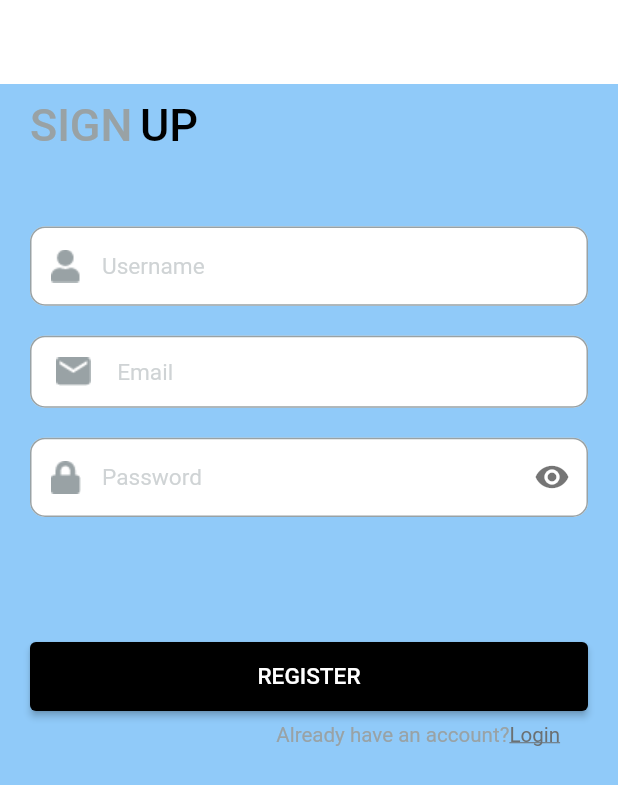
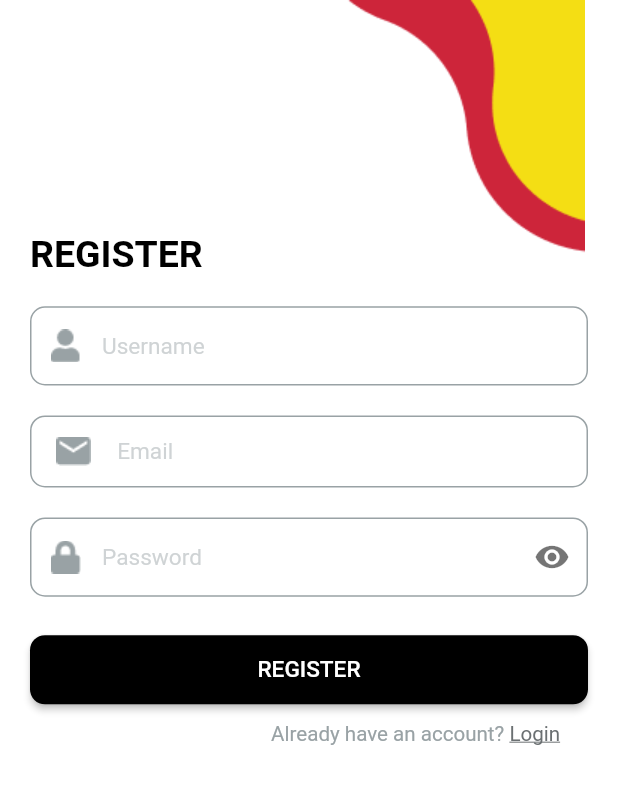
Before and after one commit to WalaaAlshaikh/ComicToonFlutter, a Flutter app: the screen it shows after launch, after a tap on "LOG IN", after a tap on "Register", on a phone screen of 412 x 824 dp. Shown: the top 785 px of the screen. Run offline on Flutter 3.47's test engine with Material 2 defaults, Android fonts, the phone set to English and light mode, and no system bars; our stand-ins replace cloud_firestore, firebase_auth, firebase_core, firebase_storage, get, get_storage and 3 more; accounts and stored records are empty.

Commit message:
finishing the layout of the login and register pages

```diff
--- a/lib/views/screens/auth/forgot_password.dart
+++ b/lib/views/screens/auth/forgot_password.dart
@@ -19,7 +19,7 @@ class ForgetPass extends StatelessWidget {
   Widget build(BuildContext context) {
     return SafeArea(child:
     Scaffold(
-      backgroundColor: context.theme.backgroundColor,
+      backgroundColor:Colors.white,
       appBar: AppBar(backgroundColor: Get.isDarkMode ? Colors.black :Colors.white ,
       centerTitle: true,
       elevation: 0,
@@ -37,21 +37,21 @@ class ForgetPass extends StatelessWidget {
         child:  Padding(
           padding: EdgeInsets.symmetric(horizontal: 20,),
           child: Column(
+            mainAxisAlignment: MainAxisAlignment.center,
             children: [
               Align(
                 alignment: Alignment.centerRight,
                 child: IconButton(onPressed: (){
                   Get.back();
                 },
-                icon: Icon(Icons.close_rounded, color: Colors.white,),),
+                icon: Icon(Icons.close_rounded, color: Colors.black,),),
               ),
               const SizedBox(height: 20,),
               Text("If you want to recover your account, then please provide your email below ..",
                 textAlign: TextAlign.center,
                 style:TextStyle(color:  Get.isDarkMode ?Colors.white :Colors.black ) ,),
               const SizedBox(height: 30,),
-              Image.asset("assets/images/forgetpass copy.png" ,width: 250, ),
-              const SizedBox(height: 50,),
+
 
               AuthTextFromField(
                 controller: emailController,
@@ -68,7 +68,7 @@ class ForgetPass extends StatelessWidget {
                 hintText: 'Email',
 
               ),
-              const SizedBox(height: 50,),
+              const SizedBox(height: 20,),
 
               GetBuilder<AuthController>(builder: (_){
 
--- a/lib/views/screens/auth/login.dart
+++ b/lib/views/screens/auth/login.dart
@@ -23,13 +23,12 @@ class LoginScreen extends StatelessWidget {
     return SafeArea(
       child: Scaffold(
         backgroundColor: Colors.white,
-        appBar: AppBar(
-          backgroundColor: Get.isDarkMode ? Colors.grey.shade700 : Colors.white,
-          elevation: 0,
-        ),
 
-        body: SingleChildScrollView(
-          child: Column(
+
+        body: Stack(
+          children: [
+            Positioned(child: Image.asset("assets/images/Colors.png",fit: BoxFit.fill,),left: 112,),
+            Column(
               children: [
                 SizedBox(
                   width: double.infinity,
@@ -43,7 +42,7 @@ class LoginScreen extends StatelessWidget {
                         children: [
                          const Align(alignment: Alignment.centerLeft,child: TextUtils(text: "LOGIN", color: Colors.black, fontWeight: FontWeight.bold, fontSize: 25)),
                           const SizedBox(
-                          height: 10,
+                            height: 20,
                           ),
                           AuthTextFromField(
                             controller: emailController,
@@ -102,15 +101,15 @@ class LoginScreen extends StatelessWidget {
                             alignment: Alignment.centerRight,
                             child: TextButton(
                                 onPressed: () {
-                                // Get.toNamed(Routes.forgotPassScreen);
+                                   Get.toNamed(Routes.forgotPasswordScreen);
                                 },
                                 child: TextUtils(
                                     text: "Forgot password?",
                                     fontWeight: FontWeight.normal,
-                                  fontSize: 14,
+                                    fontSize: 12,
                                     color: Get.isDarkMode
                                         ? Colors.white
-                                      : Colors.black)),
+                                        : Colors.grey)),
                           ),
                           const SizedBox(
                             height: 10,
@@ -127,6 +126,12 @@ class LoginScreen extends StatelessWidget {
                                   controller.loginUsingFierbase(
                                       email: email, password: password);
                                 }
+                                showDialog(
+                                  context: context,
+                                  builder: (context) {
+                                    return const Center(child: CircularProgressIndicator());
+                                  },
+                                );
                               },
                             );
                           }),
@@ -157,6 +162,7 @@ class LoginScreen extends StatelessWidget {
 
               ],
             ),
+          ],
         ),
       ),
     );
--- a/lib/views/screens/auth/register.dart
+++ b/lib/views/screens/auth/register.dart
@@ -28,15 +28,13 @@ class RegisterScreen extends StatelessWidget {
   @override
   Widget build(BuildContext context) {
     return  SafeArea(
-        child: Scaffold(
-          backgroundColor: context.theme.backgroundColor,
-          appBar: AppBar(
-            backgroundColor:Get.isDarkMode? Colors.grey.shade700: Colors.white ,
-            elevation: 0,
-          ),
+      child: Scaffold(
+        backgroundColor: Colors.white,
 
-          body: SingleChildScrollView(
-            child: Column(
+        body: Stack(
+          children: [
+            Positioned(child: Image.asset("assets/images/Colors.png",fit: BoxFit.fill,),left: 112,),
+            Column(
               children: [
                 SizedBox(
                   width:double.infinity,
@@ -46,23 +44,13 @@ class RegisterScreen extends StatelessWidget {
                   child: Form(
                     key:formKey ,
                     child: Column(
+                      mainAxisAlignment: MainAxisAlignment.center,
+
                       children: [
-                        Row(
-                          children:  [
-                            TextUtils(
-                                text: "SIGN",
-                                fontWeight: FontWeight.w500,
-                                fontSize: 30,
-                                color: Get.isDarkMode ?mainColor : mainColor),
-                            SizedBox(width: 5,),
-                            TextUtils(
-                                text: "UP",
-                                fontWeight: FontWeight.w500,
-                                fontSize: 30,
-                                color: Get.isDarkMode ?Colors.white: Colors.black),
-                          ],
+                        const Align(alignment: Alignment.centerLeft,child: TextUtils(text: "REGISTER", color: Colors.black, fontWeight: FontWeight.bold, fontSize: 25)),
+                        const SizedBox(
+                          height: 20,
                         ),
-                        const SizedBox(height: 50,),
                         AuthTextFromField(
                           controller: nameController,
                           maxLines: 1,
@@ -124,7 +112,7 @@ class RegisterScreen extends StatelessWidget {
 
                               );
                             } ),
-                       SizedBox(height: 10.h,),
+                       SizedBox(height: 3.h,),
 
                        GetBuilder<AuthController>(builder: (_){
                          return  AuthButton(
@@ -142,15 +130,22 @@ class RegisterScreen extends StatelessWidget {
 
 
                              }
+                             showDialog(
+                               context: context,
+                               builder: (context) {
+                                 return const Center(child: CircularProgressIndicator());
+                               },
+                             );
 
                          }
                          ,);
                        }),
+                        SizedBox(height: 0.5.h,),
                         Align(
                           alignment: Alignment.centerRight,
                           child:
                           Container_Under(
-                            text: "Already have an account?",
+                            text: "Already have an account? ",
                             onPressed: () {
                               Get.offNamed(Routes.loginScreen);
                             },
@@ -164,9 +159,11 @@ class RegisterScreen extends StatelessWidget {
 
               ],
             ),
-          ),
+          ],
+        ),
 
 
-        ),);
+      ),
+    );
   }
 }
--- a/lib/views/widgets/auth/auth_button.dart
+++ b/lib/views/widgets/auth/auth_button.dart
@@ -16,6 +16,9 @@ class AuthButton extends StatelessWidget {
     return ElevatedButton(
       onPressed: onPressed,
       style: ElevatedButton.styleFrom(
+        shape: RoundedRectangleBorder(
+         borderRadius: BorderRadius.circular(10),
+        ) ,
         backgroundColor: Colors.black,
         minimumSize: Size(double.infinity, 5.6.h),
       ),
```
Also changed, not shown: assets/images/Colors.png (added). Lines whose indentation alone changed are shown as unchanged.
